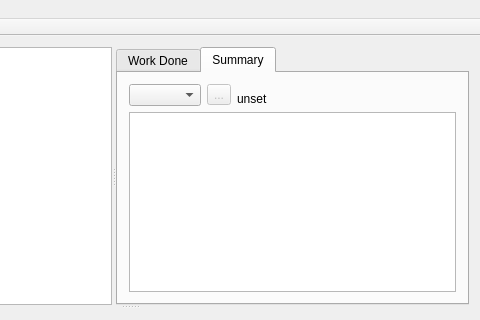
Old version of the form mainwindow.ui in the repository jgaa/whid; both pictures show x 220 to 700 and y 0 to 320 of the 700 by 501 pixel window.
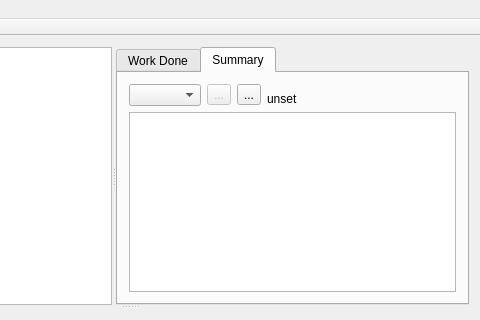
New version of the form. Icons and pictures are not drawn.

Commit message: - Checked that the summary is updated correctly after changes - Added PAUSED to application caption when all active work items are paused

Patch:
```diff
--- a/mainwindow.ui
+++ b/mainwindow.ui
@@ -109,6 +109,17 @@
                 </property>
                </widget>
               </item>
+              <item>
+               <widget class="QToolButton" name="refreshSummaryButton">
+                <property name="text">
+                 <string>...</string>
+                </property>
+                <property name="icon">
+                 <iconset resource="resources.qrc">
+                  <normaloff>:/res/icons/refresh.svg</normaloff>:/res/icons/refresh.svg</iconset>
+                </property>
+               </widget>
+              </item>
               <item alignment="Qt::AlignBottom">
                <widget class="QLabel" name="summarySelectionLabel">
                 <property name="text">
```
Left out of the diff: 4 changed lines with no effect on the pictures. The commit also changes 6 other files.
